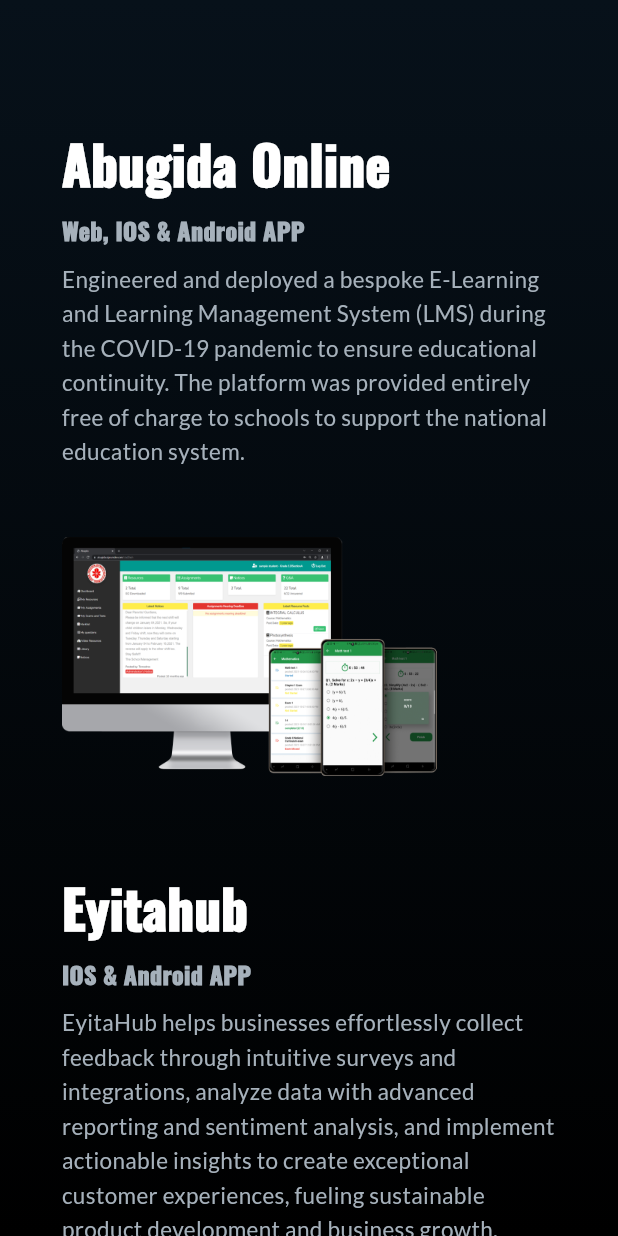
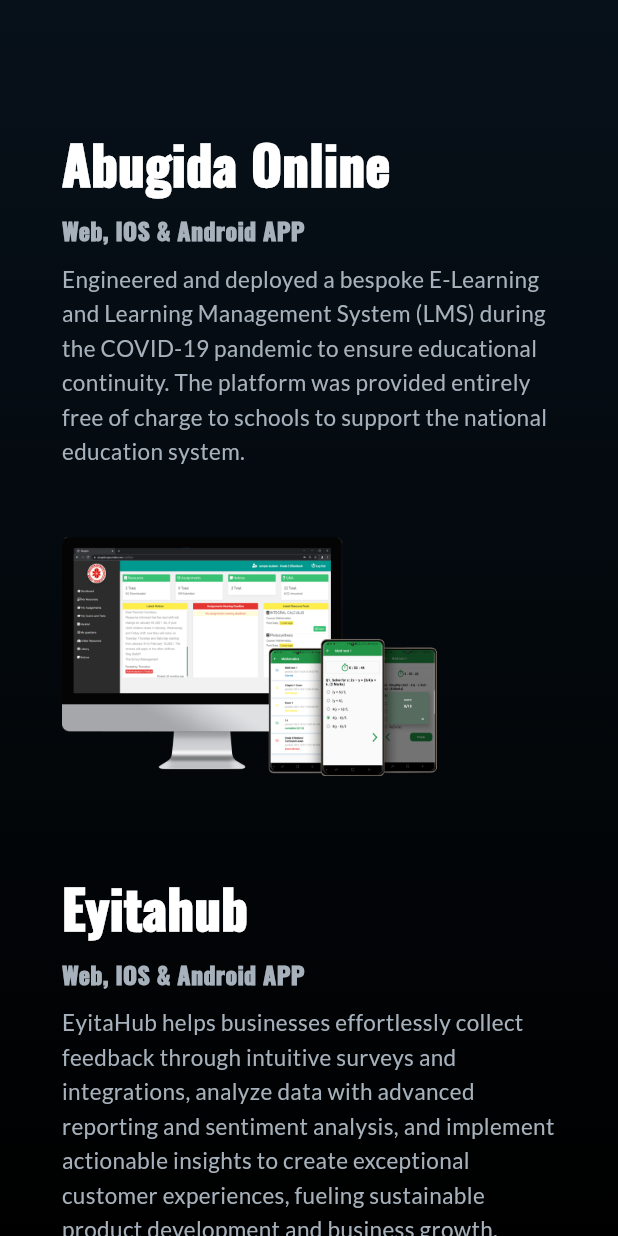
Before and after one commit to Fisha-Wubshet/fisha-portfolio, a Flutter app: the screen it shows after launch, scrolled down 576 dp, on a phone screen of 412 x 824 dp. Run offline on Flutter 3.47's test engine with Material 3 defaults, Android fonts, the phone set to English and light mode, and no system bars; drawn by our look-alikes of carousel_slider; our stand-ins replace google_fonts, responsive_framework, web.

Commit message:
some changes

```diff
--- a/lib/data/app_data.dart
+++ b/lib/data/app_data.dart
@@ -11,7 +11,7 @@
   ),
   App(
     title: "Eyitahub",
-    subtitle: "IOS & Android APP",
+    subtitle: "Web, IOS & Android APP",
     description:
         "EyitaHub helps businesses effortlessly collect feedback through intuitive surveys and integrations, analyze data with advanced reporting and sentiment analysis, and implement actionable insights to create exceptional customer experiences, fueling sustainable product development and business growth.",
     imagePath: "assets/eyitahub_mockup.png",
@@ -35,7 +35,7 @@
   ),
   App(
     title: 'Top EVD',
-    subtitle: 'IOS & Android APP',
+    subtitle: 'Web, IOS & Android APP',
     description: 'An electronic voucher distribution platform that allows telecom agents to distribute airtime vouchers to their customers. Top EVD helps to streamline the distribution process and reduce costs. The system is handling tens of thousands of transactions per day.',
     imagePath: 'assets/EVD_Mockup.png',
     link:''
--- a/lib/pages/home/components/carousel_items.dart
+++ b/lib/pages/home/components/carousel_items.dart
@@ -53,7 +53,7 @@
             child: Wrap(
               children: [
                 Text(
-                  "With over 7 years of experience, I lead projects from planning to delivery, focusing on scalable architecture and cross-functional collaboration. Dedicated to clean code, performance, and building maintainable, user-centric products.",
+                  "With over 7 years of experience, I lead and participate in projects from planning through delivery, focusing on scalable architecture and cross-functional collaboration. I am dedicated to clean code, performance, and building maintainable, user-centric products",
                   style: TextStyle(
                     color: kCaptionColor,
                     fontSize: 15.0,
```
Also changed, not shown: lib/main.dart (line endings or trailing spaces).
